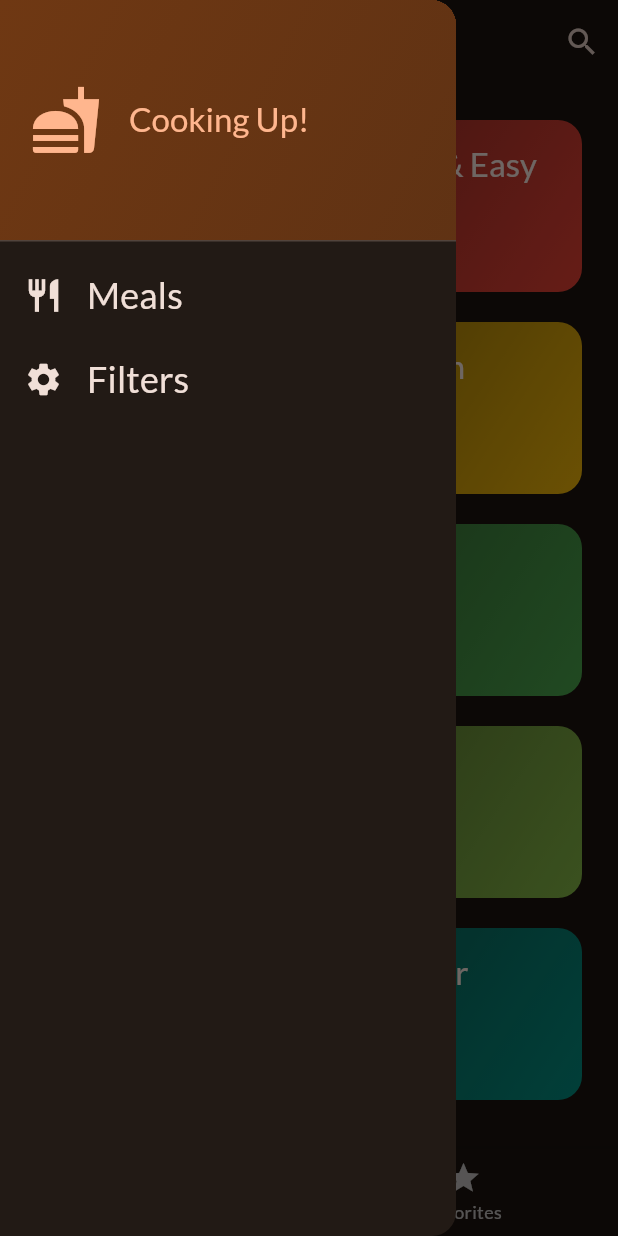
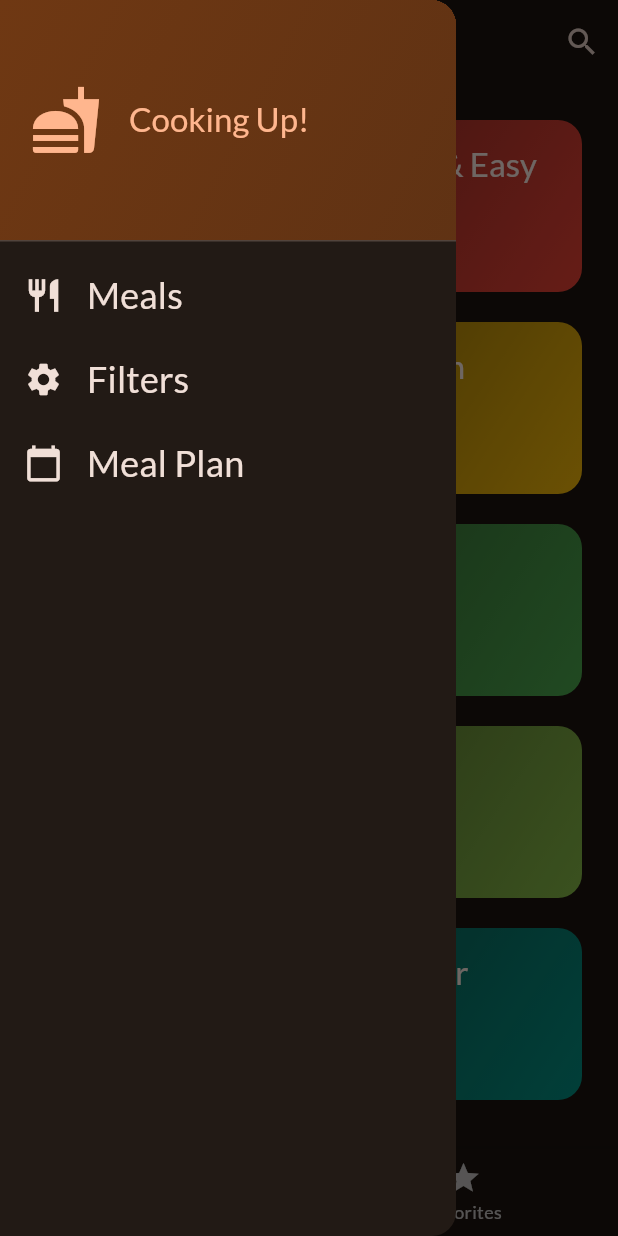
Before and after one commit to gracegb/CSC322_Upgrade3, a Flutter app: the screen it shows after launch, with the side drawer open, on a phone screen of 412 x 824 dp. Run offline on Flutter 3.47's test engine with Material 3 defaults, Android fonts, the phone set to English and light mode, and no system bars; our stand-ins replace flutter_riverpod, google_fonts, transparent_image.

Commit message:
added meal week planner

```diff
--- /dev/null
+++ b/lib/providers/custom_meals_provider.dart
@@ -0,0 +1,14 @@
+import 'package:flutter_riverpod/flutter_riverpod.dart';
+import 'package:meals/models/meal.dart';
+
+class CustomMealsNotifier extends StateNotifier<List<Meal>> {
+  CustomMealsNotifier() : super([]);
+
+  void addMeal(Meal meal) {
+    state = [...state, meal];
+  }
+}
+
+final customMealsProvider = StateNotifierProvider<CustomMealsNotifier, List<Meal>>((ref) {
+  return CustomMealsNotifier();
+});
--- /dev/null
+++ b/lib/providers/meal_plan_provider.dart
@@ -0,0 +1,16 @@
+import 'package:flutter_riverpod/flutter_riverpod.dart';
+import 'package:meals/models/meal.dart';
+import 'dart:math';
+
+import 'package:meals/providers/filters_provider.dart';
+
+final mealPlanProvider = StateProvider<List<Meal>>((ref) {
+  final availableMeals = ref.watch(filteredMealsProvider);
+  return _generateMealPlan(availableMeals);
+});
+
+List<Meal> _generateMealPlan(List<Meal> availableMeals) {
+  final random = Random();
+  availableMeals.shuffle(random);
+  return availableMeals.take(7).toList(); // Take seven meals for the week
+}
--- a/lib/widgets/main_drawer.dart
+++ b/lib/widgets/main_drawer.dart
@@ -20,7 +20,8 @@ class MainDrawer extends StatelessWidget {
                 ],
                 begin: Alignment.topLeft,
                 end: Alignment.bottomRight,
-            )),
+              ),
+            ),
             child: Row(
               children: [
                 Icon(
@@ -72,6 +73,23 @@ class MainDrawer extends StatelessWidget {
               onSelectScreen('filters');
             },
           ),
+          ListTile(
+            leading: Icon(
+              Icons.calendar_today,
+              size: 26,
+              color: Theme.of(context).colorScheme.onSurface,
+            ),
+            title: Text(
+              'Meal Plan',
+              style: Theme.of(context).textTheme.titleSmall!.copyWith(
+                    color: Theme.of(context).colorScheme.onSurface,
+                    fontSize: 24,
+                  ),
+            ),
+            onTap: () {
+              onSelectScreen('meal_plan');
+            },
+          ),
         ],
       ),
     );
```
Also changed, not shown: lib/providers/ratings_provider.dart (added, +19 -0 lines), lib/screens/meal_plan.dart (added, +48 -0 lines), lib/screens/tabs.dart (+15 -6 lines), 6 other files. Lines whose indentation alone changed are shown as unchanged.
